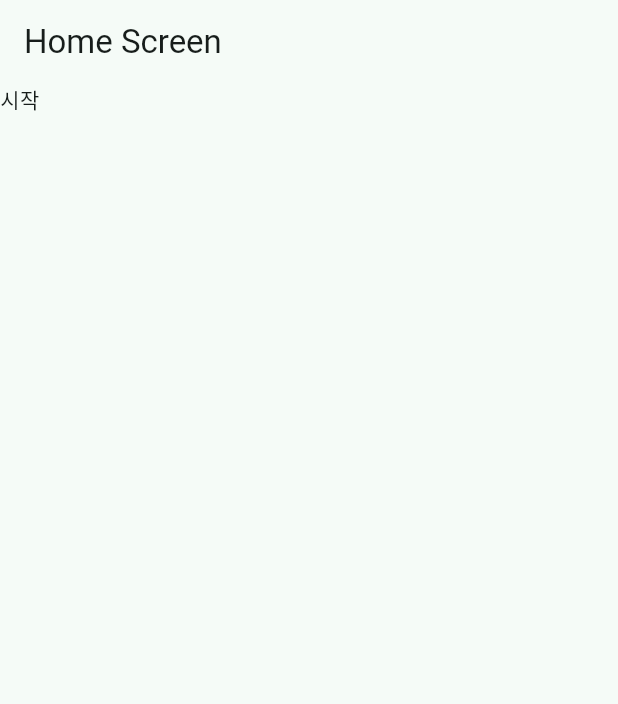
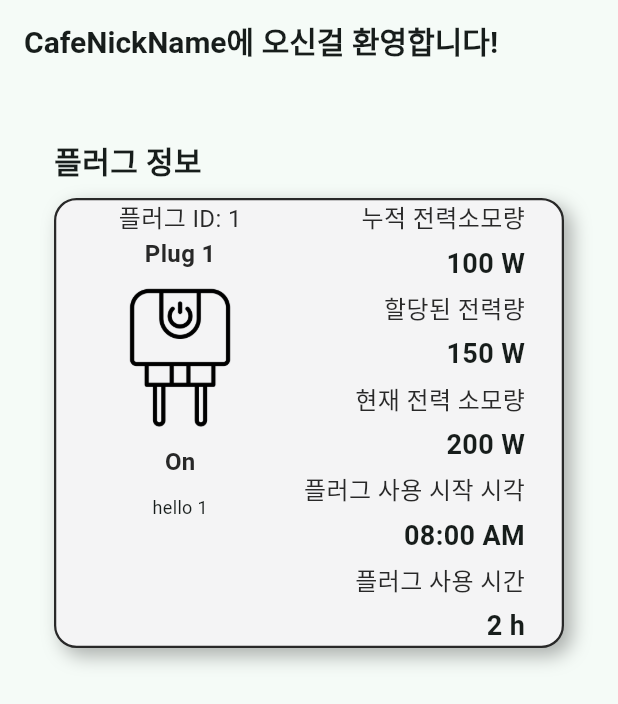
Before and after one commit to CAU-Capstone-PPL/CafePlugGuardian-WebClient, a Flutter app: the screen it shows after launch, on a phone screen of 412 x 824 dp. Shown: the top 704 px of the screen. Run offline on Flutter 3.47's test engine with Material 2 defaults, Android fonts, the phone set to English and light mode, and no system bars; Roboto replaces fonts that are missing (Gmarket).

Commit message:
feat: 플러그 정보 불러와서 ui 뿌리기

```diff
--- a/lib/main.dart
+++ b/lib/main.dart
@@ -21,7 +21,9 @@ class MyApp extends StatelessWidget {
       ),
       initialRoute: '/',
       routes: {
-        '/': (context) => const HomeScreen(),
+        '/': (context) => const HomeScreen(
+              plugId: '1',
+            ),
       },
     );
   }
--- a/lib/screens/home_screen.dart
+++ b/lib/screens/home_screen.dart
@@ -1,15 +1,134 @@
 import 'package:flutter/material.dart';
+import 'package:webclient/models/plug_detail_model.dart';
+import 'package:webclient/services/api_test.dart';
+import 'package:webclient/style.dart';
 
-class HomeScreen extends StatelessWidget {
-  const HomeScreen({super.key});
+class HomeScreen extends StatefulWidget {
+  final String plugId;
+  const HomeScreen({super.key, required this.plugId});
+
+  @override
+  State<HomeScreen> createState() => _HomeScreenState();
+}
+
+class _HomeScreenState extends State<HomeScreen> {
+  late Future<PlugDetatilModel> plug;
+
+  @override
+  void initState() {
+    super.initState();
+    plug = ApiTest.testGetPlugById(widget.plugId);
+  }
 
   @override
   Widget build(BuildContext context) {
     return Scaffold(
       appBar: AppBar(
-        title: const Text('Home Screen'),
+        title: const HeadingText(
+          content: 'CafeNickName에 오신걸 환영합니다!',
+        ),
       ),
-      body: const Text('시작'),
+      body: Padding(
+        padding: const EdgeInsets.all(20.0),
+        child: Column(
+          crossAxisAlignment: CrossAxisAlignment.start,
+          children: [
+            FutureBuilder(
+              future: plug,
+              builder: (context, snapshot) {
+                if (snapshot.hasData) {
+                  return Padding(
+                    padding: const EdgeInsets.all(16.0),
+                    child: Column(
+                      crossAxisAlignment: CrossAxisAlignment.start,
+                      children: [
+                        const HeadingText(content: '플러그 정보'),
+                        const SizedBox(
+                          height: 10,
+                        ),
+                        Container(
+                          width: 400,
+                          height: 300,
+                          decoration: BoxDecoration(
+                            border:
+                                Border.all(color: AppColor.text, width: 1.5),
+                            color: AppColor.background,
+                            borderRadius: BorderRadius.circular(15),
+                            boxShadow: [
+                              BoxShadow(
+                                blurRadius: 10,
+                                offset: const Offset(5, 5),
+                                color: Colors.black.withOpacity(0.3),
+                              )
+                            ],
+                          ),
+                          child: Row(
+                            mainAxisAlignment: MainAxisAlignment.spaceEvenly,
+                            children: [
+                              Column(
+                                children: [
+                                  NormalText(
+                                      content:
+                                          '플러그 ID: ${snapshot.data!.plugId}'),
+                                  BoldText(content: snapshot.data!.plugName),
+                                  const Padding(
+                                    padding: EdgeInsets.all(8.0),
+                                    child: Image(
+                                      image: AssetImage('assets/smartPlug.png'),
+                                      width: 100,
+                                    ),
+                                  ),
+                                  BoldText(content: snapshot.data!.onOff),
+                                  const SizedBox(
+                                    height: 10,
+                                  ),
+                                  Text(
+                                    snapshot.data!.plugDescription,
+                                    style: const TextStyle(
+                                      fontSize: 12,
+                                    ),
+                                  ),
+                                ],
+                              ),
+                              Column(
+                                mainAxisAlignment:
+                                    MainAxisAlignment.spaceBetween,
+                                crossAxisAlignment: CrossAxisAlignment.end,
+                                children: [
+                                  const NormalText(content: '누적 전력소모량'),
+                                  TitleText(
+                                      content: '${snapshot.data!.usedPower} W'),
+                                  const NormalText(content: '할당된 전력량'),
+                                  TitleText(
+                                      content:
+                                          '${snapshot.data!.assignPower} W'),
+                                  const NormalText(content: '현재 전력 소모량'),
+                                  TitleText(
+                                      content:
+                                          '${snapshot.data!.realTimePower} W'),
+                                  const NormalText(content: '플러그 사용 시작 시각'),
+                                  TitleText(content: snapshot.data!.startTime),
+                                  const NormalText(content: '플러그 사용 시간'),
+                                  TitleText(
+                                      content:
+                                          '${snapshot.data!.runningTime} h'),
+                                ],
+                              ),
+                            ],
+                          ),
+                        ),
+                      ],
+                    ),
+                  );
+                }
+                return const Center(
+                  child: CircularProgressIndicator(),
+                );
+              },
+            ),
+          ],
+        ),
+      ),
     );
   }
 }
--- a/lib/services/api_test.dart
+++ b/lib/services/api_test.dart
@@ -0,0 +1,10 @@
+import 'package:webclient/models/plug_detail_model.dart';
+import 'package:webclient/services/data_test.dart';
+
+class ApiTest {
+  static Future<PlugDetatilModel> testGetPlugById(String id) async {
+    Map<String, dynamic> plugDataById =
+        dummyDataPlugDetail.firstWhere((e) => e['plugId'] == id);
+    return PlugDetatilModel.fromJson(plugDataById);
+  }
+}
```
Also changed, not shown: assets/alert.png (added), assets/smartPlug.png (added).
